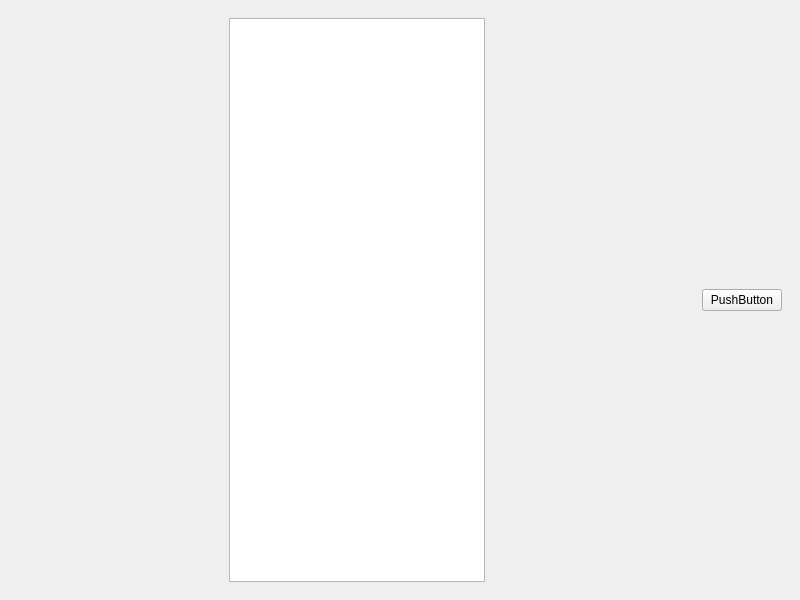
This is game.ui in TithSambath/Game-XO as Qt 5 draws it before an edit. The edited form follows.
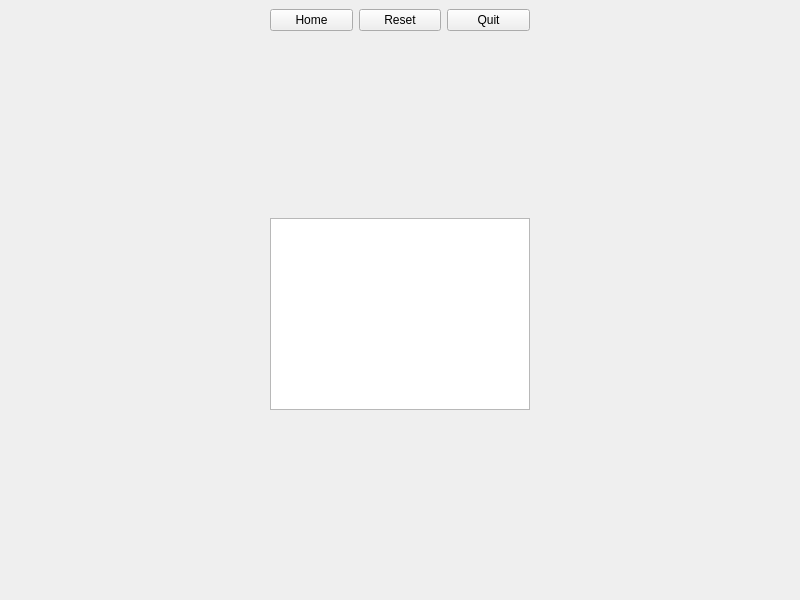
This is the edited form. The open tabs and pages were chosen to show the change. Icons and pictures are not drawn.

```diff
--- a/game.ui
+++ b/game.ui
@@ -14,7 +14,7 @@
    <string>MainWindow</string>
   </property>
   <property name="styleSheet">
-   <string notr="true">border-image: url(:/backgroung1.png);</string>
+   <string notr="true"/>
   </property>
   <widget class="QWidget" name="Background">
    <property name="focusPolicy">
@@ -24,22 +24,52 @@
     <string notr="true"/>
    </property>
    <layout class="QGridLayout" name="gridLayout">
+    <property name="leftMargin">
+     <number>0</number>
+    </property>
+    <property name="topMargin">
+     <number>0</number>
+    </property>
+    <property name="rightMargin">
+     <number>0</number>
+    </property>
+    <property name="bottomMargin">
+     <number>0</number>
+    </property>
+    <property name="horizontalSpacing">
+     <number>0</number>
+    </property>
     <item row="0" column="0">
      <widget class="QStackedWidget" name="stackedWidget">
       <property name="enabled">
        <bool>true</bool>
       </property>
       <property name="styleSheet">
-       <string notr="true">border-image: url(:/backgroung1.png);</string>
+       <string notr="true"/>
       </property>
       <property name="currentIndex">
-       <number>0</number>
+       <number>1</number>
       </property>
       <widget class="QWidget" name="page">
        <property name="styleSheet">
-        <string notr="true"/>
+        <string notr="true">border-image: url(:/backgroung1.png);</string>
        </property>
        <layout class="QGridLayout" name="gridLayout_6">
+        <property name="leftMargin">
+         <number>0</number>
+        </property>
+        <property name="topMargin">
+         <number>0</number>
+        </property>
+        <property name="rightMargin">
+         <number>0</number>
+        </property>
+        <property name="bottomMargin">
+         <number>0</number>
+        </property>
+        <property name="spacing">
+         <number>0</number>
+        </property>
         <item row="1" column="0">
          <spacer name="horizontalSpacer_2">
           <property name="orientation">
@@ -244,24 +274,76 @@
       </widget>
       <widget class="QWidget" name="page_3">
        <property name="styleSheet">
-        <string notr="true"/>
+        <string notr="true">border-color: rgb(255, 255, 255);
+</string>
        </property>
        <layout class="QGridLayout" name="gridLayout_2">
-        <item row="0" column="3">
-         <widget class="QPushButton" name="pushButton">
-          <property name="text">
-           <string>PushButton</string>
-          </property>
-         </widget>
+        <item row="2" column="2">
+         <layout class="QVBoxLayout" name="verticalLayout">
+          <item>
+           <layout class="QHBoxLayout" name="horizontalLayout">
+            <item>
+             <widget class="QPushButton" name="pushButton_2">
+              <property name="text">
+               <string>Home</string>
+              </property>
+             </widget>
+            </item>
+            <item>
+             <widget class="QPushButton" name="pushButton">
+              <property name="text">
+               <string>Reset</string>
+              </property>
+             </widget>
+            </item>
+            <item>
+             <widget class="QPushButton" name="pushButton_3">
+              <property name="text">
+               <string>Quit</string>
+              </property>
+             </widget>
+            </item>
+           </layout>
+          </item>
+          <item>
+           <spacer name="verticalSpacer_5">
+            <property name="orientation">
+             <enum>Qt::Vertical</enum>
+            </property>
+            <property name="sizeType">
+             <enum>QSizePolicy::MinimumExpanding</enum>
+            </property>
+            <property name="sizeHint" stdset="0">
+             <size>
+              <width>30</width>
+              <height>50</height>
+             </size>
+            </property>
+           </spacer>
+          </item>
+          <item>
+           <widget class="QGraphicsView" name="view">
+            <property name="styleSheet">
+             <string notr="true"/>
+            </property>
+           </widget>
+          </item>
+          <item>
+           <spacer name="verticalSpacer_4">
+            <property name="orientation">
+             <enum>Qt::Vertical</enum>
+            </property>
+            <property name="sizeHint" stdset="0">
+             <size>
+              <width>20</width>
+              <height>40</height>
+             </size>
+            </property>
+           </spacer>
+          </item>
+         </layout>
         </item>
-        <item row="0" column="1">
-         <widget class="QGraphicsView" name="view">
-          <property name="styleSheet">
-           <string notr="true"/>
-          </property>
-         </widget>
-        </item>
-        <item row="0" column="2">
+        <item row="2" column="3">
          <spacer name="horizontalSpacer_4">
           <property name="orientation">
            <enum>Qt::Horizontal</enum>
@@ -274,7 +356,7 @@
           </property>
          </spacer>
         </item>
-        <item row="0" column="0">
+        <item row="2" column="1">
          <spacer name="horizontalSpacer_3">
           <property name="orientation">
            <enum>Qt::Horizontal</enum>
@@ -447,19 +529,6 @@
             </property>
            </spacer>
           </item>
-          <item row="1" column="3">
-           <spacer name="horizontalSpacer_10">
-            <property name="orientation">
-             <enum>Qt::Horizontal</enum>
-            </property>
-            <property name="sizeHint" stdset="0">
-             <size>
-              <width>40</width>
-              <height>20</height>
-             </size>
-            </property>
-           </spacer>
-          </item>
           <item row="5" column="3">
            <widget class="QLabel" name="label_2">
             <property name="styleSheet">
@@ -606,6 +675,19 @@
             </property>
            </spacer>
           </item>
+          <item row="1" column="3">
+           <spacer name="horizontalSpacer_10">
+            <property name="orientation">
+             <enum>Qt::Horizontal</enum>
+            </property>
+            <property name="sizeHint" stdset="0">
+             <size>
+              <width>40</width>
+              <height>20</height>
+             </size>
+            </property>
+           </spacer>
+          </item>
          </layout>
         </item>
        </layout>
```
